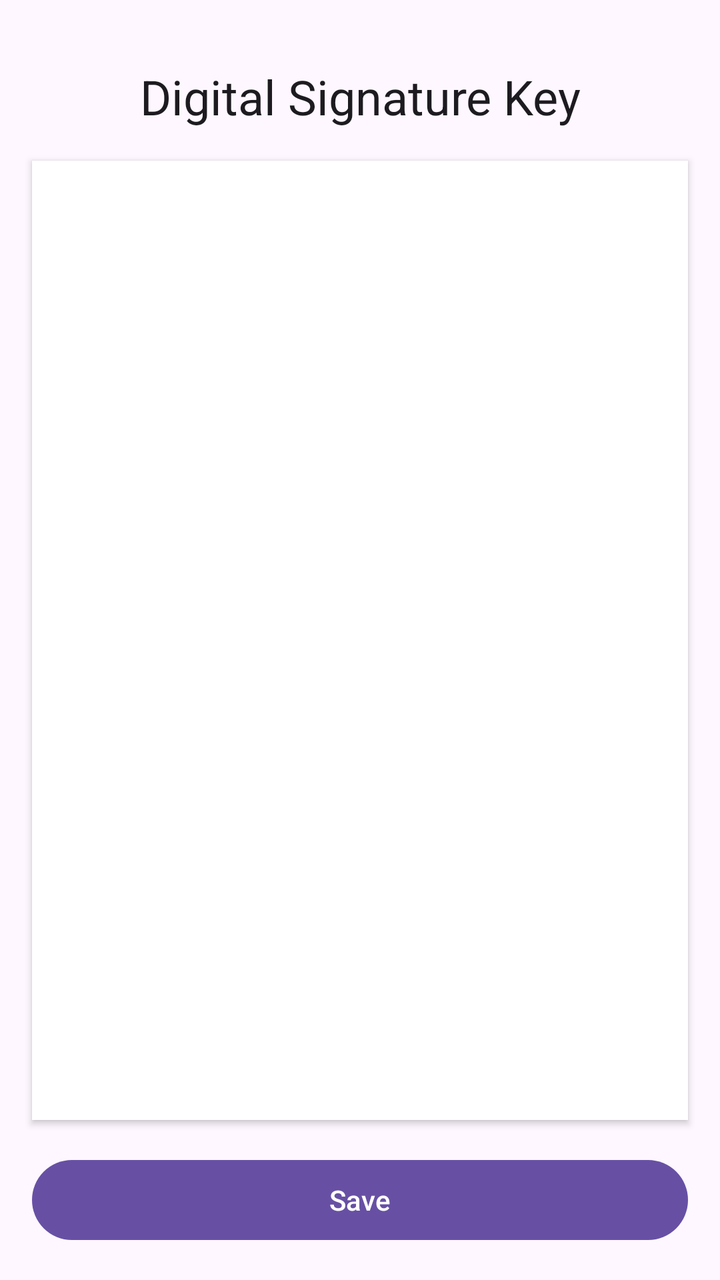
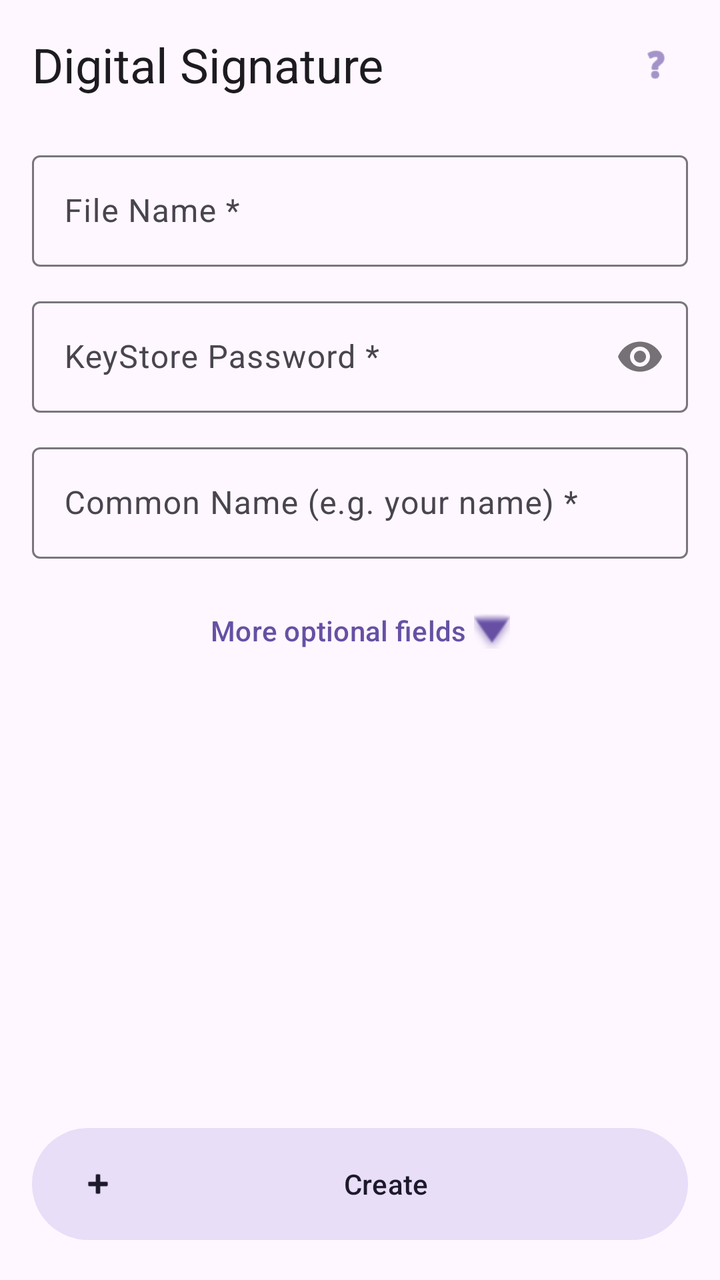

Screens rendered from an Android XML layout before and after an edit, with the pre-edit source and the edit as a unified diff.
<!-- AndroidManifest.xml: application theme Theme.DocumentsApp -->
<!-- res/layout/fragment_digital_signature.xml -->
<?xml version="1.0" encoding="utf-8"?>
<androidx.constraintlayout.widget.ConstraintLayout xmlns:android="http://schemas.android.com/apk/res/android"
    xmlns:app="http://schemas.android.com/apk/res-auto"
    xmlns:tools="http://schemas.android.com/tools"
    android:layout_width="match_parent"
    android:layout_height="match_parent"
    tools:context=".DigitalSignatureFragment">

    <TextView
        android:id="@+id/text_digital_hint"
        android:layout_width="wrap_content"
        android:layout_height="wrap_content"
        android:layout_marginTop="32dp"
        android:text="Digital Signature Key"
        android:textAppearance="@style/TextAppearance.Material3.HeadlineSmall"
        app:layout_constraintEnd_toEndOf="parent"
        app:layout_constraintStart_toStartOf="parent"
        app:layout_constraintTop_toTopOf="parent" />

    <View
        android:id="@+id/digital_canvas_placeholder"
        android:layout_width="0dp"
        android:layout_height="0dp"
        android:layout_margin="16dp"
        android:background="@android:color/white"
        android:elevation="2dp"
        app:layout_constraintBottom_toTopOf="@+id/button_save_digital"
        app:layout_constraintEnd_toEndOf="parent"
        app:layout_constraintStart_toStartOf="parent"
        app:layout_constraintTop_toBottomOf="@id/text_digital_hint" />

    <Button
        android:id="@+id/button_save_digital"
        android:layout_width="0dp"
        android:layout_height="wrap_content"
        android:layout_margin="16dp"
        android:text="@string/action_save"
        app:layout_constraintBottom_toBottomOf="parent"
        app:layout_constraintEnd_toEndOf="parent"
        app:layout_constraintStart_toStartOf="parent" />

</androidx.constraintlayout.widget.ConstraintLayout>
<!-- resources referenced by this layout -->
<resources>
  <string name="action_save">Save</string>
  <style name="Theme.DocumentsApp" parent="Theme.MaterialComponents.DayNight.DarkActionBar">
          
          <item name="colorPrimary">@color/purple_500</item>
          <item name="colorPrimaryVariant">@color/purple_700</item>
          <item name="colorOnPrimary">@color/white</item>
          
          <item name="colorSecondary">@color/teal_200</item>
          <item name="colorSecondaryVariant">@color/teal_700</item>
          <item name="colorOnSecondary">@color/black</item>
          
          <item name="android:statusBarColor">?attr/colorPrimaryVariant</item>
          
      </style>
  <color name="purple_500">#FF6200EE</color>
  <color name="purple_700">#FF3700B3</color>
  <color name="white">#FFFFFFFF</color>
  <color name="teal_200">#FF03DAC5</color>
  <color name="teal_700">#FF018786</color>
  <color name="black">#FF000000</color>
</resources>

<!-- the commit's change to res/layout/fragment_digital_signature.xml (unified diff, before → after) -->
@@ -7,34 +7,191 @@
     tools:context=".DigitalSignatureFragment">
 
     <TextView
-        android:id="@+id/text_digital_hint"
-        android:layout_width="wrap_content"
+        android:id="@+id/text_digital_title"
+        android:layout_width="0dp"
         android:layout_height="wrap_content"
-        android:layout_marginTop="32dp"
-        android:text="Digital Signature Key"
+        android:layout_margin="16dp"
+        android:text="@string/title_digital_signature"
         android:textAppearance="@style/TextAppearance.Material3.HeadlineSmall"
-        app:layout_constraintEnd_toEndOf="parent"
+        app:layout_constraintEnd_toStartOf="@+id/button_help"
         app:layout_constraintStart_toStartOf="parent"
         app:layout_constraintTop_toTopOf="parent" />
 
-    <View
-        android:id="@+id/digital_canvas_placeholder"
+    <com.google.android.material.button.MaterialButton
+        android:id="@+id/button_help"
+        style="@style/Widget.Material3.Button.IconButton"
+        android:layout_width="wrap_content"
+        android:layout_height="wrap_content"
+        android:layout_margin="8dp"
+        app:icon="@android:drawable/ic_menu_help"
+        app:layout_constraintBottom_toBottomOf="@+id/text_digital_title"
+        app:layout_constraintEnd_toEndOf="parent"
+        app:layout_constraintTop_toTopOf="@+id/text_digital_title" />
+
+    <ScrollView
+        android:layout_width="match_parent"
+        android:layout_height="0dp"
+        android:layout_marginTop="8dp"
+        app:layout_constraintBottom_toTopOf="@+id/button_save_digital"
+        app:layout_constraintTop_toBottomOf="@+id/text_digital_title">
+
+        <LinearLayout
+            android:layout_width="match_parent"
+            android:layout_height="wrap_content"
+            android:orientation="vertical"
+            android:padding="16dp">
+
+            <com.google.android.material.textfield.TextInputLayout
+                android:id="@+id/layout_file_name"
+                android:layout_width="match_parent"
+                android:layout_height="wrap_content"
+                android:layout_marginBottom="12dp"
+                android:hint="@string/label_file_name"
+                app:placeholderText="@string/placeholder_file_name">
+
+                <com.google.android.material.textfield.TextInputEditText
+                    android:id="@+id/edit_file_name"
+                    android:layout_width="match_parent"
+                    android:layout_height="wrap_content"
+                    android:inputType="text" />
+            </com.google.android.material.textfield.TextInputLayout>
+
+            <com.google.android.material.textfield.TextInputLayout
+                android:id="@+id/layout_password"
+                android:layout_width="match_parent"
+                android:layout_height="wrap_content"
+                android:layout_marginBottom="12dp"
+                android:hint="@string/label_password"
+                app:passwordToggleEnabled="true"
+                app:placeholderText="@string/placeholder_password">
+
+                <com.google.android.material.textfield.TextInputEditText
+                    android:id="@+id/edit_password"
+                    android:layout_width="match_parent"
+                    android:layout_height="wrap_content"
+                    android:inputType="textPassword" />
+            </com.google.android.material.textfield.TextInputLayout>
+
+            <com.google.android.material.textfield.TextInputLayout
+                android:id="@+id/layout_common_name"
+                android:layout_width="match_parent"
+                android:layout_height="wrap_content"
+                android:layout_marginBottom="12dp"
+                android:hint="@string/label_common_name"
+                app:placeholderText="@string/placeholder_common_name">
+
+                <com.google.android.material.textfield.TextInputEditText
+                    android:id="@+id/edit_common_name"
+                    android:layout_width="match_parent"
+                    android:layout_height="wrap_content"
+                    android:inputType="textPersonName" />
+            </com.google.android.material.textfield.TextInputLayout>
+
+            <com.google.android.material.button.MaterialButton
+                android:id="@+id/button_toggle_optional"
+                style="@style/Widget.Material3.Button.TextButton"
+                android:layout_width="wrap_content"
+                android:layout_height="wrap_content"
+                android:layout_gravity="center_horizontal"
+                android:text="@string/action_more_optional_fields"
+                app:icon="@android:drawable/arrow_down_float"
+                app:iconGravity="textEnd" />
+
+            <LinearLayout
+                android:id="@+id/layout_optional_fields"
+                android:layout_width="match_parent"
+                android:layout_height="wrap_content"
+                android:orientation="vertical"
+                android:visibility="gone">
+
+                <com.google.android.material.textfield.TextInputLayout
+                    android:id="@+id/layout_organization"
+                    android:layout_width="match_parent"
+                    android:layout_height="wrap_content"
+                    android:layout_marginBottom="12dp"
+                    android:hint="@string/label_organization"
+                    app:placeholderText="@string/placeholder_organization">
+
+                    <com.google.android.material.textfield.TextInputEditText
+                        android:id="@+id/edit_organization"
+                        android:layout_width="match_parent"
+                        android:layout_height="wrap_content"
+                        android:inputType="text" />
+                </com.google.android.material.textfield.TextInputLayout>
+
+                <com.google.android.material.textfield.TextInputLayout
+                    android:id="@+id/layout_org_unit"
+                    android:layout_width="match_parent"
+                    android:layout_height="wrap_content"
+                    android:layout_marginBottom="12dp"
+                    android:hint="@string/label_org_unit"
+                    app:placeholderText="@string/placeholder_org_unit">
+
+                    <com.google.android.material.textfield.TextInputEditText
+                        android:id="@+id/edit_org_unit"
+                        android:layout_width="match_parent"
+                        android:layout_height="wrap_content"
+                        android:inputType="text" />
+                </com.google.android.material.textfield.TextInputLayout>
+
+                <com.google.android.material.textfield.TextInputLayout
+                    android:id="@+id/layout_locality"
+                    android:layout_width="match_parent"
+                    android:layout_height="wrap_content"
+                    android:layout_marginBottom="12dp"
+                    android:hint="@string/label_locality"
+                    app:placeholderText="@string/placeholder_locality">
+
+                    <com.google.android.material.textfield.TextInputEditText
+                        android:id="@+id/edit_locality"
+                        android:layout_width="match_parent"
+                        android:layout_height="wrap_content"
+                        android:inputType="text" />
+                </com.google.android.material.textfield.TextInputLayout>
+
+                <com.google.android.material.textfield.TextInputLayout
+                    android:id="@+id/layout_state"
+                    android:layout_width="match_parent"
+                    android:layout_height="wrap_content"
+                    android:layout_marginBottom="12dp"
+                    android:hint="@string/label_state"
+                    app:placeholderText="@string/placeholder_state">
+
+                    <com.google.android.material.textfield.TextInputEditText
+                        android:id="@+id/edit_state"
+                        android:layout_width="match_parent"
+                        android:layout_height="wrap_content"
+                        android:inputType="text" />
+                </com.google.android.material.textfield.TextInputLayout>
+
+                <com.google.android.material.textfield.TextInputLayout
+                    android:id="@+id/layout_country"
+                    android:layout_width="match_parent"
+                    android:layout_height="wrap_content"
+                    android:layout_marginBottom="12dp"
+                    android:hint="@string/label_country"
+                    app:placeholderText="@string/placeholder_country">
+
+                    <com.google.android.material.textfield.TextInputEditText
+                        android:id="@+id/edit_country"
+                        android:layout_width="match_parent"
+                        android:layout_height="wrap_content"
+                        android:inputType="text"
+                        android:maxLength="2" />
+                </com.google.android.material.textfield.TextInputLayout>
+            </LinearLayout>
+
+        </LinearLayout>
+    </ScrollView>
+
+    <com.google.android.material.button.MaterialButton
+        android:id="@+id/button_save_digital"
+        style="@style/Widget.Material3.Button.TonalButton"
         android:layout_width="0dp"
-        android:layout_height="0dp"
+        android:layout_height="64dp"
         android:layout_margin="16dp"
-        android:background="@android:color/white"
-        android:elevation="2dp"
-        app:layout_constraintBottom_toTopOf="@+id/button_save_digital"
-        app:layout_constraintEnd_toEndOf="parent"
-        app:layout_constraintStart_toStartOf="parent"
-        app:layout_constraintTop_toBottomOf="@id/text_digital_hint" />
-
-    <Button
-        android:id="@+id/button_save_digital"
-        android:layout_width="0dp"
-        android:layout_height="wrap_content"
-        android:layout_margin="16dp"
-        android:text="@string/action_save"
+        android:text="@string/action_create"
+        app:icon="@android:drawable/ic_input_add"
         app:layout_constraintBottom_toBottomOf="parent"
         app:layout_constraintEnd_toEndOf="parent"
         app:layout_constraintStart_toStartOf="parent" />
<!-- resource entries referenced after the edit -->
@@ -1,7 +1,25 @@
 <!-- resources referenced by this layout -->
 <resources>
-  <string name="action_save">Save</string>
-  <style name="Theme.DocumentsApp" parent="Theme.MaterialComponents.DayNight.DarkActionBar">
+  <string name="action_create">Create</string>
+  <string name="action_more_optional_fields">More optional fields</string>
+  <string name="label_common_name">Common Name (e.g. your name) *</string>
+  <string name="label_country">Country (2 letters) (optional)</string>
+  <string name="label_file_name">File Name *</string>
+  <string name="label_locality">Locality (City) (optional)</string>
+  <string name="label_org_unit">Organizational Unit (optional)</string>
+  <string name="label_organization">Organization (optional)</string>
+  <string name="label_password">KeyStore Password *</string>
+  <string name="label_state">State (optional)</string>
+  <string name="placeholder_common_name">e.g. John Doe</string>
+  <string name="placeholder_country">e.g. US</string>
+  <string name="placeholder_file_name">e.g. my_signature</string>
+  <string name="placeholder_locality">e.g. San Francisco</string>
+  <string name="placeholder_org_unit">e.g. Engineering</string>
+  <string name="placeholder_organization">e.g. Acme Inc.</string>
+  <string name="placeholder_password">e.g. mySecret123</string>
+  <string name="placeholder_state">e.g. CA</string>
+  <string name="title_digital_signature">Digital Signature</string>
+  <style name="Theme.DocumentsApp" parent="Base.Theme.DocumentsApp">
           
           <item name="colorPrimary">@color/purple_500</item>
           <item name="colorPrimaryVariant">@color/purple_700</item>
@@ -14,6 +32,10 @@
           <item name="android:statusBarColor">?attr/colorPrimaryVariant</item>
           
       </style>
+  <style name="Base.Theme.DocumentsApp" parent="Theme.Material3.DayNight.NoActionBar">
+          
+          
+      </style>
   <color name="purple_500">#FF6200EE</color>
   <color name="purple_700">#FF3700B3</color>
   <color name="white">#FFFFFFFF</color>
